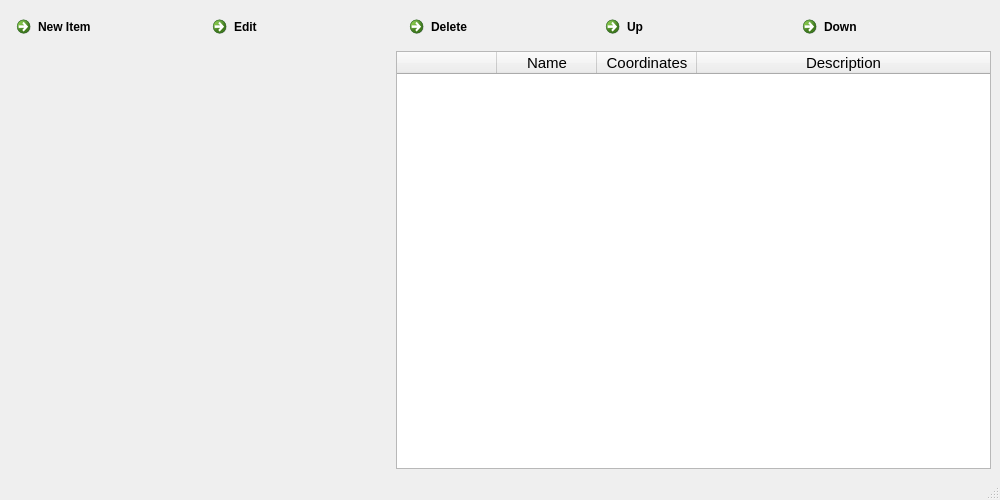
utat-uav/cv16-interface, file targetlistwindow.ui: the form before one commit.
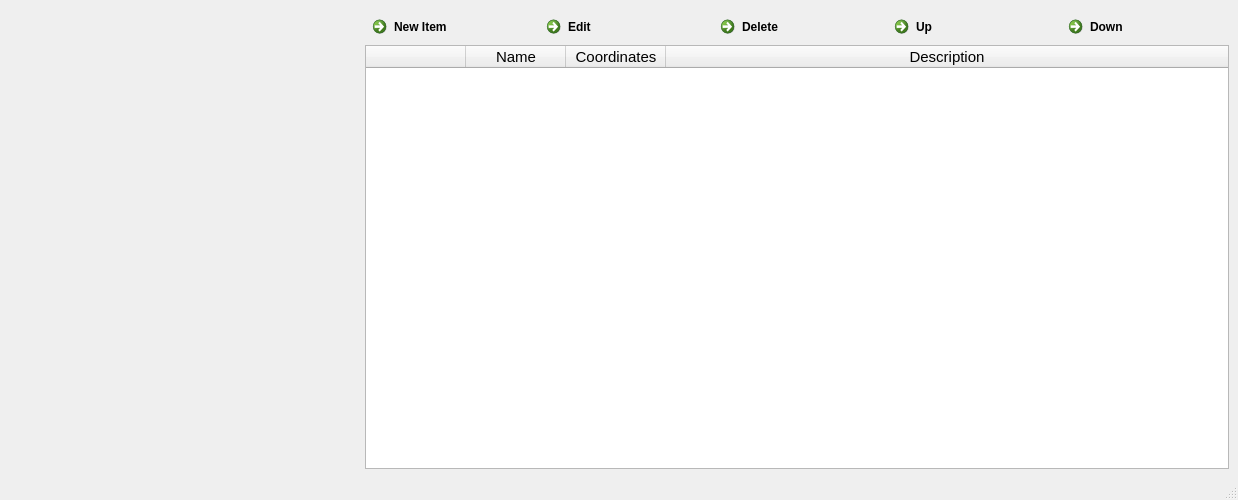
The form after the commit. Icons and pictures are not drawn.

Patch:
```diff
--- a/targetlistwindow.ui
+++ b/targetlistwindow.ui
@@ -14,13 +14,40 @@
    <string>MainWindow</string>
   </property>
   <widget class="QWidget" name="centralwidget">
+   <layout class="QHBoxLayout" name="horizontalLayout_2">
+    <item>
+     <widget class="QLabel" name="mainpic">
+      <property name="sizePolicy">
+       <sizepolicy hsizetype="Fixed" vsizetype="Preferred">
+        <horstretch>0</horstretch>
+        <verstretch>0</verstretch>
+       </sizepolicy>
+      </property>
+      <property name="minimumSize">
+       <size>
+        <width>350</width>
+        <height>0</height>
+       </size>
+      </property>
+      <property name="text">
+       <string/>
+      </property>
+     </widget>
+    </item>
+    <item>
    <layout class="QVBoxLayout" name="verticalLayout">
-    <item>
-     <layout class="QHBoxLayout" name="horizontalLayout">
       <property name="spacing">
        <number>0</number>
       </property>
       <item>
+       <layout class="QHBoxLayout" name="horizontalLayout2">
+        <property name="spacing">
+         <number>6</number>
+        </property>
+        <property name="sizeConstraint">
+         <enum>QLayout::SetDefaultConstraint</enum>
+        </property>
+        <item>
        <widget class="QCommandLinkButton" name="newItem">
         <property name="font">
          <font>
@@ -166,33 +193,6 @@
        </widget>
       </item>
      </layout>
-    </item>
-    <item>
-     <layout class="QHBoxLayout" name="horizontalLayout2">
-      <property name="spacing">
-       <number>6</number>
-      </property>
-      <property name="sizeConstraint">
-       <enum>QLayout::SetDefaultConstraint</enum>
-      </property>
-      <item>
-       <widget class="QLabel" name="mainpic">
-        <property name="sizePolicy">
-         <sizepolicy hsizetype="Fixed" vsizetype="Preferred">
-          <horstretch>0</horstretch>
-          <verstretch>0</verstretch>
-         </sizepolicy>
-        </property>
-        <property name="minimumSize">
-         <size>
-          <width>381</width>
-          <height>0</height>
-         </size>
-        </property>
-        <property name="text">
-         <string/>
-        </property>
-       </widget>
       </item>
       <item>
        <widget class="QTableWidget" name="targetListTable">
```
Lines whose indentation alone changed are shown as unchanged.
